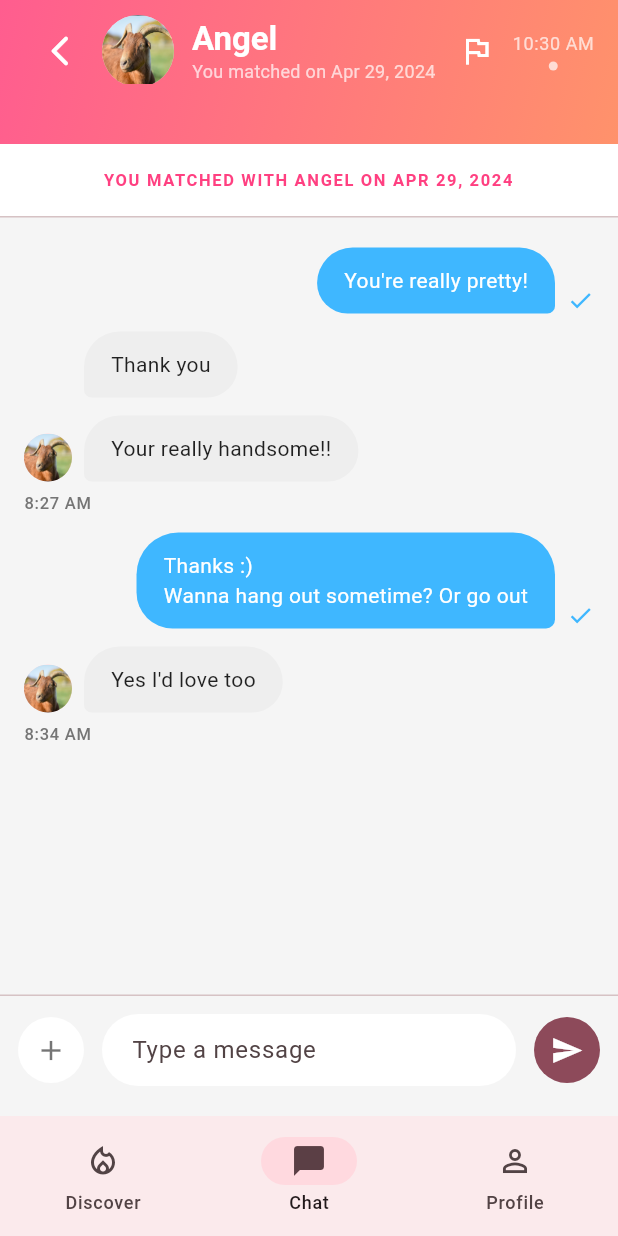
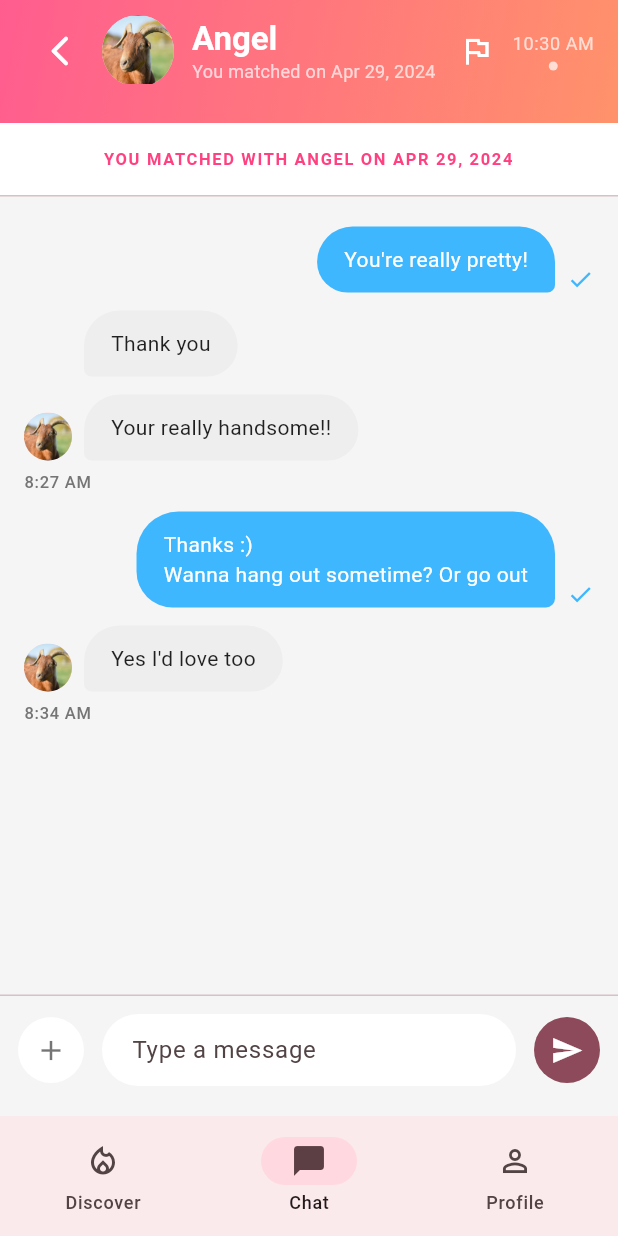
Before and after one commit to rosenpin/gonder, a Flutter app: the screen it shows after launch, item 2 of the bottom bar chosen, on a phone screen of 412 x 824 dp. Run offline on Flutter 3.47's test engine with Material 3 defaults, Android fonts, the phone set to English and light mode, and no system bars; our stand-ins replace flutter_card_swiper; accounts and stored records are empty.

```diff
--- a/lib/features/chat/presentation/chat_page.dart
+++ b/lib/features/chat/presentation/chat_page.dart
@@ -94,7 +94,7 @@ class _ChatPageState extends State<ChatPage> {
     return Scaffold(
       backgroundColor: Colors.grey.shade100,
       appBar: PreferredSize(
-        preferredSize: const Size.fromHeight(96),
+        preferredSize: const Size.fromHeight(82),
         child: _ChatHeader(matchDate: _matchDate),
       ),
       body: Column(
```
Also changed, not shown: 1 other file.
